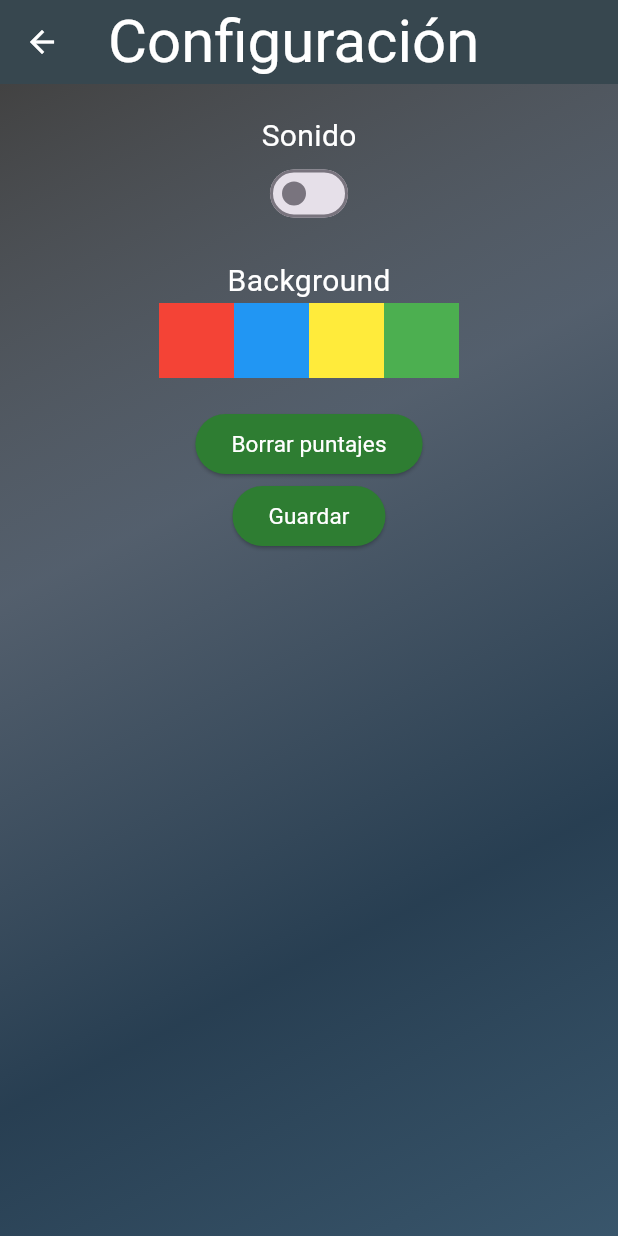
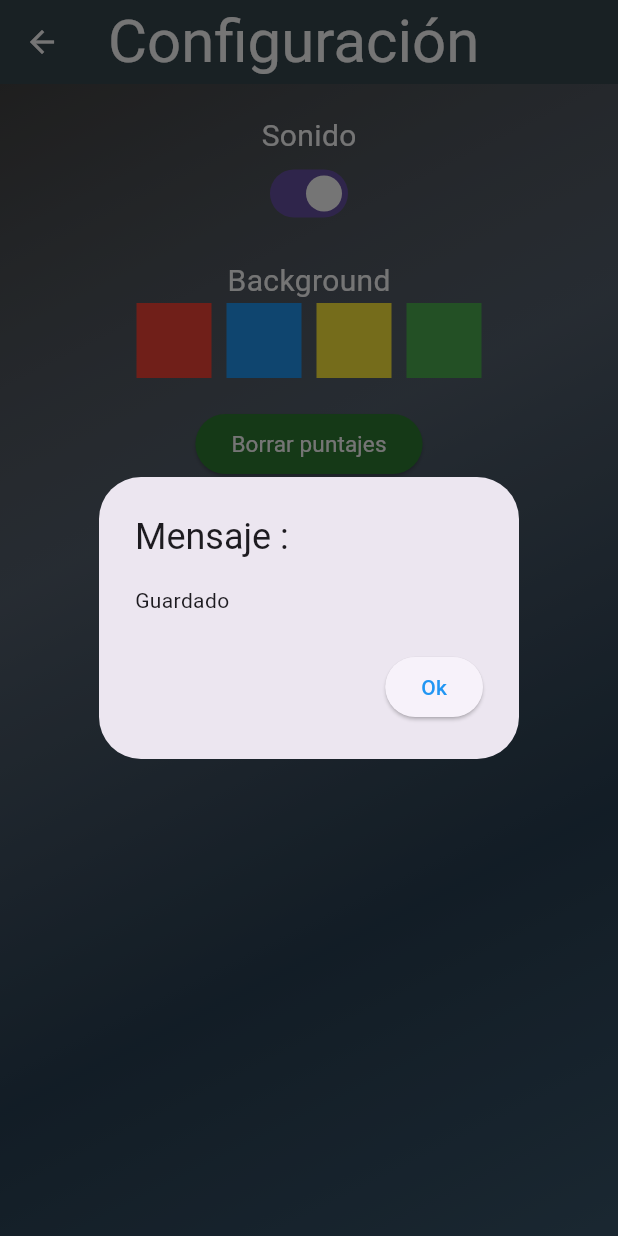
Before and after one commit to AriAlanPR/simposium_flutter, a Flutter app: the ConfiguracionPage screen opened by its route, after a tap on "Guardar", on a phone screen of 412 x 824 dp. Run offline on Flutter 3.47's test engine with Material 3 defaults, Android fonts, the phone set to English and light mode, and no system bars; our stand-ins replace loading_animation_widget, shared_preferences; missing offline and left inert: flame, flutter_confetti; accounts and stored records are empty.

Commit message:
guardado de datos

```diff
--- a/lib/helpers/constants.dart
+++ b/lib/helpers/constants.dart
@@ -2,3 +2,7 @@
 const gameWidth = 1080.0;
 ///height used for devices that are not mobile
 const gameHeight = 1920.0;
+
+List<String> puntuaciones = [];
+bool sonido = true;
+int color = 0xFF042B59;
--- a/lib/helpers/widgets/dialog.dart
+++ b/lib/helpers/widgets/dialog.dart
@@ -1,11 +1,47 @@
 
-import 'package:flutter/cupertino.dart';
 import 'package:flutter/material.dart';
 import 'package:loading_animation_widget/loading_animation_widget.dart';
 import 'package:simposium/helpers/extensions/nullable_extension.dart';
 
 class Dialogo {
   Dialogo._();
+
+    static void info(BuildContext context, {
+    String title = "Mensaje",
+    String message = "",
+    String confirmation = "Ok",
+    void Function()? onDismiss,
+  }) {
+    title = "$title :";
+
+    if(confirmation == "Ok") {
+      confirmation = confirmation;
+    }
+
+    showDialog(
+      context: context,
+      builder: (BuildContext dialogContext) {
+        return AlertDialog(
+          title: Text(title),
+          content: Text(message),
+          actions: [
+            ElevatedButton(
+              onPressed: () {
+                Navigator.of(context).pop(); // Close the dialog
+                onDismiss?.call();
+              },
+              child: Text(
+                confirmation,
+                style: const TextStyle(
+                  color: Colors.blue
+                ),
+              ),
+            ),
+          ],
+        );
+      },
+    );
+  }
 
   static void showLoadingDialog(
     BuildContext context, {
--- a/lib/views/configuracion.dart
+++ b/lib/views/configuracion.dart
@@ -22,7 +22,9 @@ class _ConfiguracionPageState extends State<ConfiguracionPage> with ValidateMixi
   final _colores = [Colors.red, Colors.blue, Colors.yellow, Colors.green];
 
   void _actualizarColor(int index) {
-    _color = _colores[index].value;
+    setState(() {
+      _color = _colores[index].value;
+    });
   }
 
   @override
@@ -63,14 +65,18 @@ class _ConfiguracionPageState extends State<ConfiguracionPage> with ValidateMixi
                     children: [
                       const Easytext(text: "Sonido", size: 20),
                       Switch.adaptive(
-                        value: false,
+                        value: _sonido ?? true,
                         onChanged: (value) {
-                          _sonido = value;
+                          setState(() {
+                            _sonido = value;
+                          });
                         },
                       ),
                       const SizedBox(height: 20),
                       const Easytext(text: "Background", size: 20),
                       Wrap(
+                        spacing: 10,
+                        runSpacing: 10,
                         children: [
                           GestureDetector(
                             onTap: () => _actualizarColor(0),
@@ -107,20 +113,24 @@ class _ConfiguracionPageState extends State<ConfiguracionPage> with ValidateMixi
                         ],
                       ),
                       const SizedBox(height: 20),
-
                       ElevatedButton(
                         onPressed: () async {
                           Dialogo.showLoadingDialog(context);
                           await PersistentData.preferences?.setStringList("puntuaciones", []);
 
                           if(context.mounted) {
-                            Navigator.of(context, rootNavigator: true).pop();
+                            //dismiss loading
+                            Navigator.of(context).pop();
                             //show confetti
                             Particles(
                               context: context,
                             ).showTriangle();
-                            //dismiss loading
+                            Dialogo.info(
+                              context,
+                              message: "Puntajes borrados",
+                            );
                           }
+
                         },
                         style: ElevatedButton.styleFrom(
                           backgroundColor: Colors.green.shade800,
@@ -137,12 +147,17 @@ class _ConfiguracionPageState extends State<ConfiguracionPage> with ValidateMixi
                           await PersistentData.preferences?.setInt("color", _color ?? 0);
 
                           if(context.mounted) {
+                            //dismiss loading
                             Navigator.of(context).pop();
                             //show confetti
                             Particles(
                               context: context,
                             ).showCircle();
-                            //dismiss loading
+
+                            Dialogo.info(
+                              context,
+                              message: "Guardado",
+                            );
                           }
                         },
                         style: ElevatedButton.styleFrom(
```
Also changed, not shown: lib/main.dart (+9 -0 lines).
